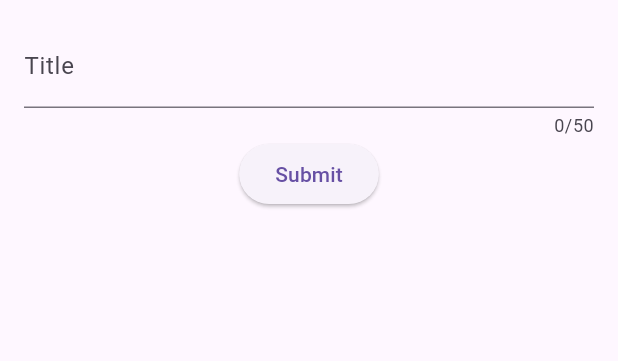
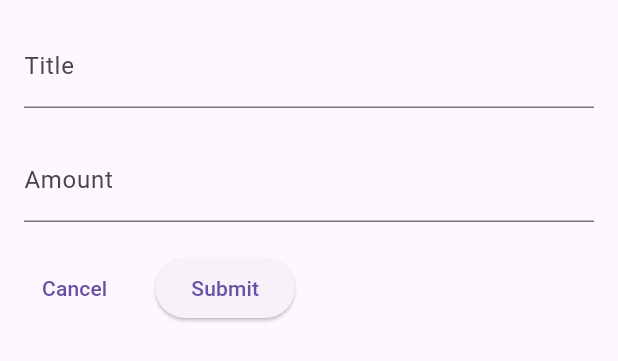
Before and after one commit to yashraj9922/expense_tracker_app, a Flutter app: the NewExpense widget shown alone on an empty page, opened directly, on a phone screen of 412 x 824 dp. Shown: the top 361 px of the screen. Run offline on Flutter 3.47's test engine with Material 2 defaults, Android fonts, the phone set to English and light mode, and no system bars.

```diff
--- a/lib/Widgets/new_expense.dart
+++ b/lib/Widgets/new_expense.dart
@@ -15,9 +15,12 @@ class NewExpense extends StatefulWidget {
 
 class _NewExpenseState extends State<NewExpense> {
   final _titleController = TextEditingController();
+  final _amountController = TextEditingController();
 
+  @override
   void dispose() {
     _titleController.dispose();
+    _amountController.dispose();
     super.dispose();
   }
 
@@ -31,7 +34,7 @@ class _NewExpenseState extends State<NewExpense> {
           TextField(
             // onChanged: _saveTitleInput,
             controller: _titleController,
-            maxLength: 50, // maximum input text length
+            // maxLength: 50, --> maximum input text length
 
             // keyboardType: TextInputType.name, --> determines which virtual keyboard should be open when user taps the Textfield
 
@@ -40,12 +43,34 @@ class _NewExpenseState extends State<NewExpense> {
               label: Text("Title"),
             ),
           ),
+          const SizedBox(height: 20),
+          TextField(
+            controller: _amountController,
+            keyboardType: TextInputType.number,
+            decoration: const InputDecoration(
+              prefixText: '\u{20B9} ',
+              label: Text("Amount"),
+            ),
+          ),
+          const SizedBox(height: 20),
+          Row(
+            children: [
+              TextButton(
+                onPressed: () {
+                  Navigator.pop(context);
+                },
+                child: const Text("Cancel"),
+              ),
+              const SizedBox(width: 20),
               ElevatedButton(
                 onPressed: () {
                   // print(_enteredTitle);
                   print(_titleController.text);
+                  print(_amountController.text);
                 },
                 child: const Text("Submit"),
+              ),
+            ],
           )
         ],
       ),
```
Lines whose indentation alone changed are shown as unchanged.
